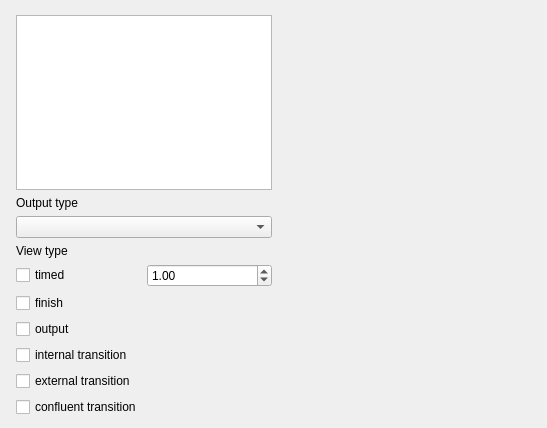
vle-forge/vle, file src/pkgs/gvle.default/DefaultVpzPanel/filevpzexpview.ui: the form before one commit.
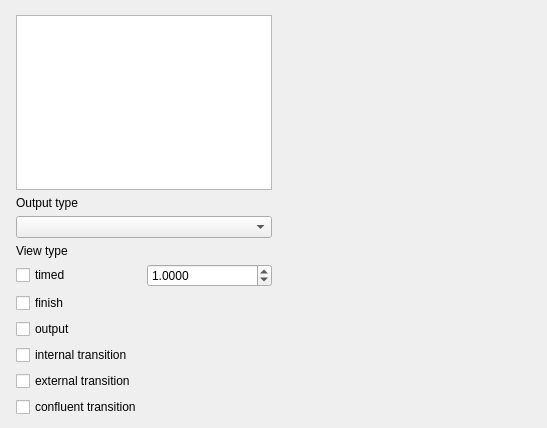
The form after the commit.

Commit message: gvle: fix the save action in vleVpz

```diff
--- a/src/pkgs/gvle.default/DefaultVpzPanel/filevpzexpview.ui
+++ b/src/pkgs/gvle.default/DefaultVpzPanel/filevpzexpview.ui
@@ -120,6 +120,9 @@
                <property name="suffix">
                 <string/>
                </property>
+               <property name="decimals">
+                <number>4</number>
+               </property>
                <property name="value">
                 <double>1.000000000000000</double>
                </property>
```
The commit also changes 1 other file.
